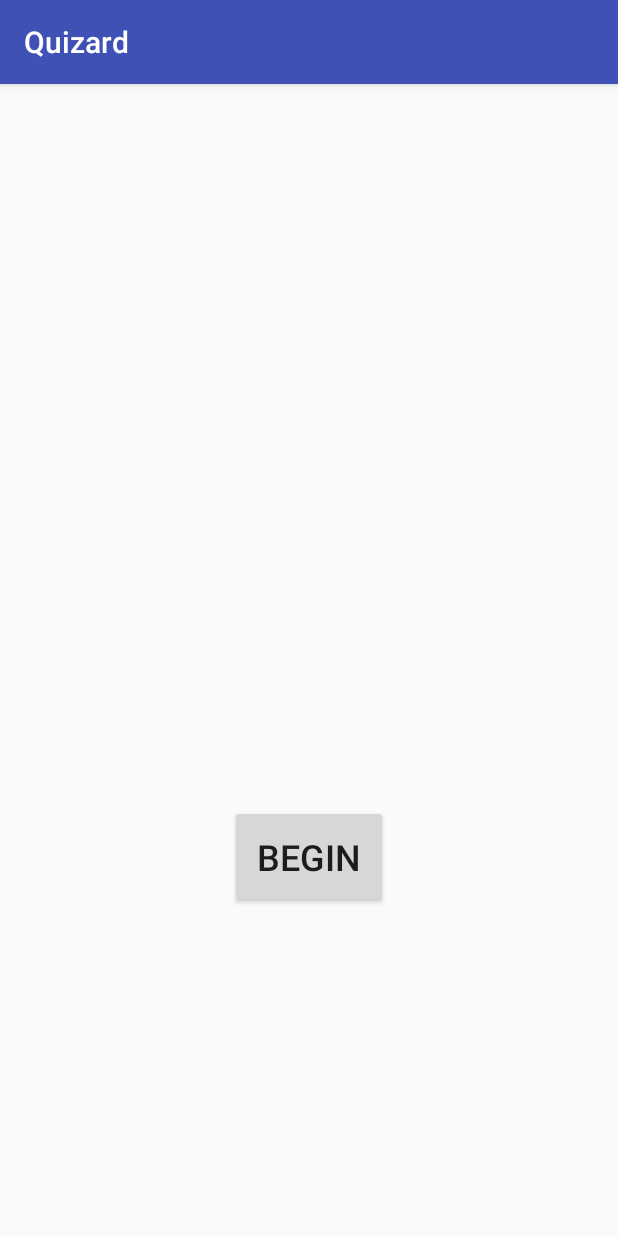
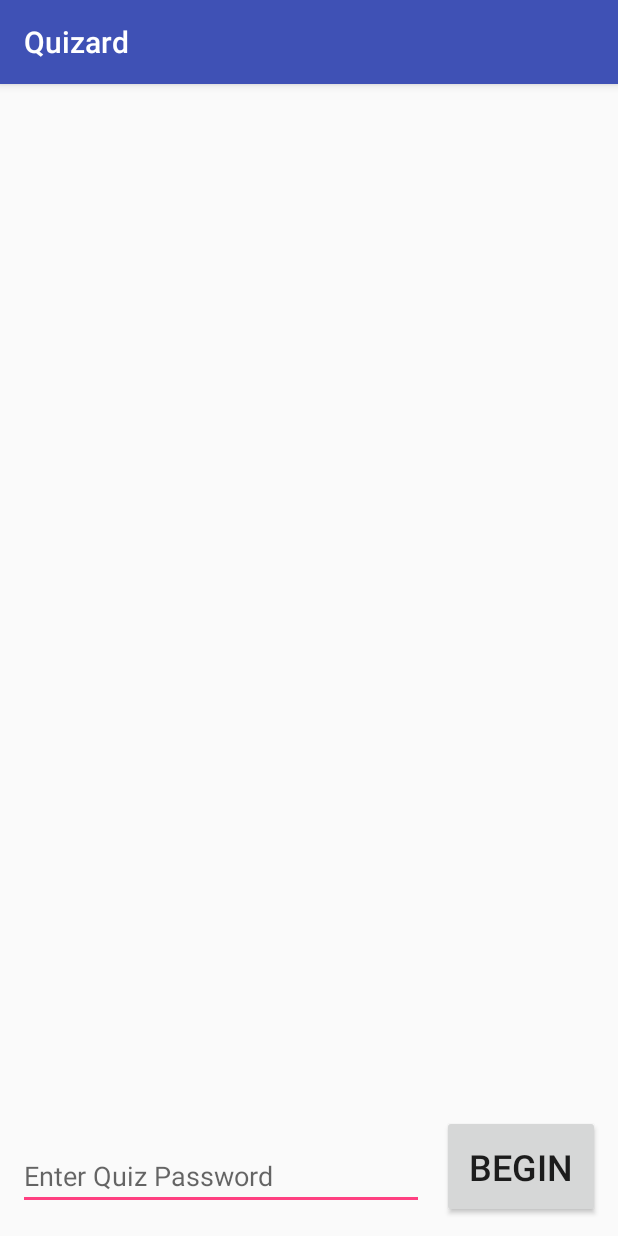
Before and after one commit to Darrennchan8/quizard, an Android app: the TakeQuizActivity screen opened directly, with no data from a screen before it, on a phone screen of 412 x 824 dp. Run offline under Robolectric (Android 15) with nearby library versions, the phone set to English and light mode, and no system bars; our stand-ins replace Firebase (no records; nobody signed in at launch, a user with empty details on screens opened directly); 3 statements that could not run were skipped.

Commit message:
Implements password access for quiz

```diff
--- a/app/src/main/java/cmsc355/groupF/quizard/QuestionViewPageAdapter.java
+++ b/app/src/main/java/cmsc355/groupF/quizard/QuestionViewPageAdapter.java
@@ -40,8 +40,8 @@ public class QuestionViewPageAdapter extends FragmentStatePagerAdapter implement
         fragment.setQuizSubmitListener(new SubmitQuizFragment.QuizSubmitListener() {
 
             @Override
-            public void submitQuiz() {
-//                mListener.quizSubmit(generateQuiz());
+            public void quizSubmit(Quiz quiz) {
+                mListener.quizSubmit(quiz); //FILL IN WITH AN ACTUAL QUIZ (MAYBE)
             }
         });
         return fragment;
--- a/app/src/main/java/cmsc355/groupF/quizard/SubmitQuizFragment.java
+++ b/app/src/main/java/cmsc355/groupF/quizard/SubmitQuizFragment.java
@@ -8,6 +8,8 @@ import android.view.View;
 import android.view.ViewGroup;
 import android.widget.Button;
 
+import cmsc355.groupF.quizard.quiz.Quiz;
+
 
 /**
  * A simple {@link Fragment} subclass.
@@ -17,7 +19,7 @@ public class SubmitQuizFragment extends Fragment {
     private QuizSubmitListener mListener;
 
     public interface QuizSubmitListener {
-        void submitQuiz();
+        void quizSubmit(Quiz quiz);
     }
 
     public SubmitQuizFragment() {
@@ -39,7 +41,7 @@ public class SubmitQuizFragment extends Fragment {
             @Override
             public void onClick(View v) {
                 if (mListener != null) {
-                    mListener.submitQuiz();
+                    mListener.quizSubmit(new Quiz()); //FILL IN WITH CORRECT QUIZ
                 }
             }
         });
--- a/app/src/main/res/layout/activity_take_quiz.xml
+++ b/app/src/main/res/layout/activity_take_quiz.xml
@@ -5,6 +5,7 @@
     android:layout_width="match_parent"
     android:layout_height="match_parent"
     android:orientation="vertical"
+    android:id="@+id/root"
     tools:context=".TakeQuizActivity">
 
     <TextView
@@ -12,23 +13,36 @@
         android:layout_width="wrap_content"
         android:layout_height="wrap_content"
         android:gravity="center_horizontal"
-        tools:text="@string/quiz_name"
         android:textSize="32sp"
-        app:layout_constraintBottom_toTopOf="@id/begin_quiz"
+        app:layout_constraintBottom_toTopOf="@id/quiz_password"
         app:layout_constraintLeft_toLeftOf="parent"
         app:layout_constraintRight_toRightOf="parent"
-        app:layout_constraintTop_toTopOf="parent" />
+        app:layout_constraintTop_toTopOf="parent"
+        tools:text="@string/quiz_name" />
+
+    <EditText
+        android:id="@+id/quiz_password"
+        android:layout_width="0dp"
+        android:layout_height="wrap_content"
+        android:hint="@string/enter_password"
+        android:inputType="textPassword"
+        android:layout_marginLeft="12dp"
+        android:layout_marginStart="12dp"
+        app:layout_constraintTop_toTopOf="@id/begin_quiz"
+        app:layout_constraintBottom_toBottomOf="parent"
+        app:layout_constraintLeft_toLeftOf="parent"
+        app:layout_constraintRight_toLeftOf="@id/begin_quiz"/>
 
     <Button
         android:id="@+id/begin_quiz"
         android:layout_width="wrap_content"
         android:layout_height="wrap_content"
-        android:textSize="24sp"
         android:padding="18dp"
         android:text="@string/begin"
+        android:textSize="24sp"
+        android:layout_margin="12dp"
         app:layout_constraintBottom_toBottomOf="parent"
-        app:layout_constraintLeft_toLeftOf="parent"
-        app:layout_constraintRight_toRightOf="parent"
-        app:layout_constraintTop_toBottomOf="@id/quiz_name" />
+        app:layout_constraintLeft_toRightOf="@id/quiz_password"
+        app:layout_constraintRight_toRightOf="parent"/>
 
 </android.support.constraint.ConstraintLayout>
--- a/app/src/main/res/values/strings.xml
+++ b/app/src/main/res/values/strings.xml
@@ -31,12 +31,17 @@
     <string name="quiz_published">Quiz Published!</string>
     <string name="error_publishing_quiz">There was an error publishing the quiz.</string>
     <string name="quiz_not_published">The Quiz Was Not Published.</string>
+    <string name="submitting_quiz">Submitting Quiz…</string>
+    <string name="quiz_submitted">Quiz Submitted!</string>
+    <string name="error_submitting_quiz">There was an error submitting the quiz.</string>
+    <string name="quiz_not_submitted">The Quiz Was Not Submitted.</string>
     <string name="question_i_of_n">Question %1$d of %2$d</string>
     <string name="title_activity_question_view">Quiz Name</string>
     <string name="question_number">1</string>
     <string name="question_total">20</string>
-    <string name="submit">Submit Quiz for Grading</string>
+    <string name="submit">Submit Quiz</string>
+    <string name="enter_password">Enter Quiz Password</string>
+    <string name="incorrect_password">Password Incorrect, Try Again</string>
     <string name="begin">Begin</string>
     <string name="find_quiz_text_view">Enter name of quiz:</string>
-
 </resources>
```
Also changed, not shown: app/src/main/java/cmsc355/groupF/quizard/QuestionViewActivity.java (+28 -22 lines), app/src/main/java/cmsc355/groupF/quizard/TakeQuizActivity.java (+20 -3 lines), app/src/main/java/cmsc355/groupF/quizard/quiz/QuizUtils.java (+10 -0 lines).
